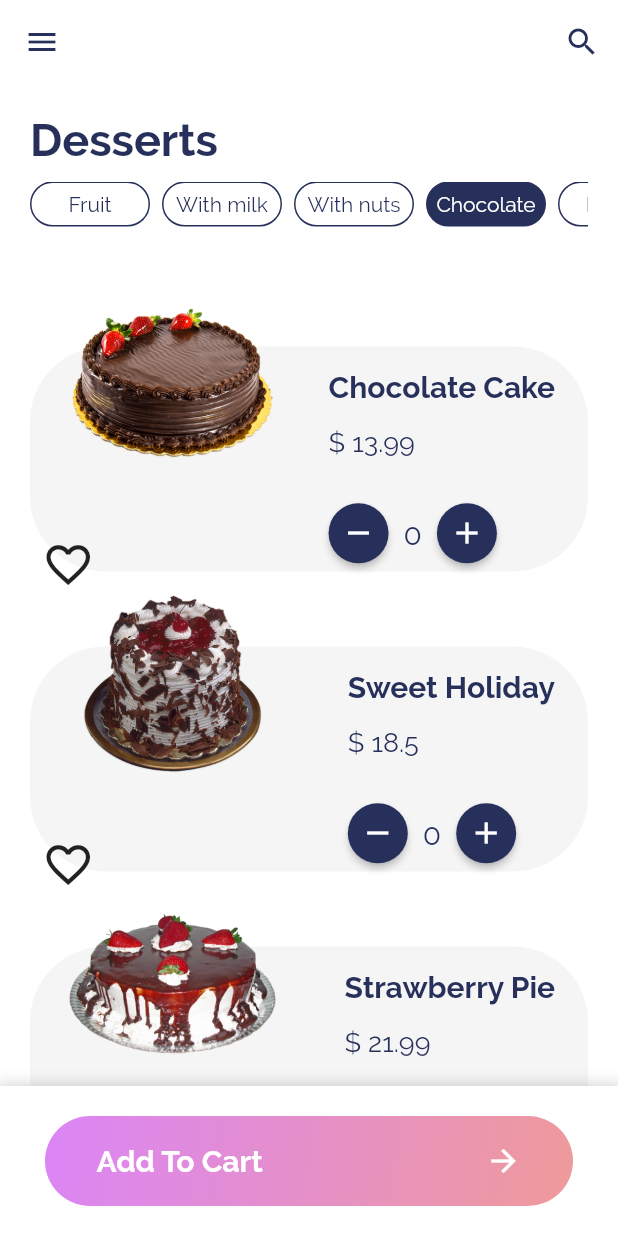
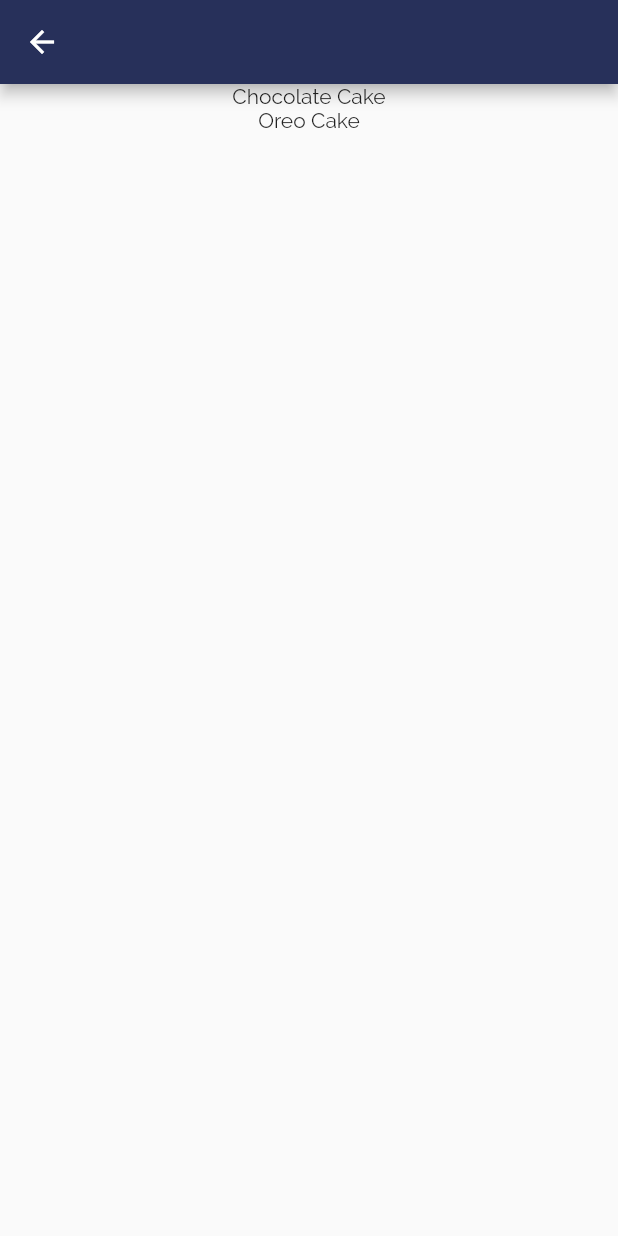
Before and after one commit to AlaaElsweedy/DessertsApp, a Flutter app: the screen it shows after launch, after a tap on "Chocolate", on a phone screen of 412 x 824 dp. Run offline on Flutter 3.47's test engine with Material 2 defaults, Android fonts, the phone set to English and light mode, and no system bars.

Commit message:
practice on sorting by category next will be the cart

```diff
--- a/lib/main.dart
+++ b/lib/main.dart
@@ -1,6 +1,8 @@
+import 'package:desserts_app/providers/categories_provider.dart';
 import 'package:desserts_app/providers/product_provider.dart';
 import 'package:desserts_app/screens/detail_screen.dart';
 import 'package:desserts_app/screens/home_screen.dart';
+import 'package:desserts_app/widgets/category_detail.dart';
 import 'package:flutter/material.dart';
 import 'package:provider/provider.dart';
 
@@ -16,6 +18,9 @@ class MyApp extends StatelessWidget {
         ChangeNotifierProvider.value(
           value: ListProduct(),
         ),
+        ChangeNotifierProvider.value(
+          value: CategoryList(),
+        ),
       ],
       child: MaterialApp(
         debugShowCheckedModeBanner: false,
@@ -23,6 +28,7 @@ class MyApp extends StatelessWidget {
         home: HomePage(),
         routes: {
           DetailScreen.routeName: (context) => DetailScreen(),
+          CategoryDetail.routeName: (context) => CategoryDetail(),
         },
       ),
     );
--- a/lib/providers/categories_provider.dart
+++ b/lib/providers/categories_provider.dart
@@ -17,4 +17,8 @@ class CategoryList with ChangeNotifier {
   ];
 
   List<Categories> get categories => _categories;
+
+  Categories findById(String id) {
+    return _categories.firstWhere((element) => element.id == id);
+  }
 }
--- a/lib/providers/product_provider.dart
+++ b/lib/providers/product_provider.dart
@@ -2,6 +2,7 @@ import 'package:flutter/foundation.dart';
 
 class Product with ChangeNotifier {
   final String id;
+  final List<String> categoryIds;
   final String title;
   final String ingredients;
   final String image;
@@ -11,6 +12,7 @@ class Product with ChangeNotifier {
 
   Product({
     @required this.id,
+    this.categoryIds,
     @required this.title,
     @required this.ingredients,
     @required this.image,
@@ -43,6 +45,11 @@ class ListProduct with ChangeNotifier {
   final List<Product> _products = [
     Product(
       id: 'p1',
+      categoryIds: [
+        'chocolate',
+        'fruit',
+        'with milk',
+      ],
       title: 'Chocolate Cake',
       ingredients:
           'Flour, Sugar, Eggs, Butter or Oil or Margarine, A liquid and a leavening agent such as baking soda or baking powder. Common additional ingredients and flavourings include dried, candied or fresh fruit, nuts, cocoa and extracts such as vanilla with numerous substitutions for the primary ingredients',
@@ -51,6 +58,11 @@ class ListProduct with ChangeNotifier {
     ),
     Product(
       id: 'p2',
+      categoryIds: [
+        'fruit',
+        'with milk',
+        'with nuts',
+      ],
       title: 'Sweet Holiday',
       ingredients:
           'Flour, Sugar, Eggs, Butter or Oil or Margarine, A liquid and a leavening agent such as baking soda or baking powder. Common additional ingredients and flavourings include dried, candied or fresh fruit, nuts, cocoa and extracts such as vanilla with numerous substitutions for the primary ingredients',
@@ -59,6 +71,10 @@ class ListProduct with ChangeNotifier {
     ),
     Product(
       id: 'p3',
+      categoryIds: [
+        'fruit',
+        'with milk',
+      ],
       title: 'Strawberry Pie',
       ingredients:
           'Flour, Sugar, Eggs, Butter or Oil or Margarine, A liquid and a leavening agent such as baking soda or baking powder. Common additional ingredients and flavourings include dried, candied or fresh fruit, nuts, cocoa and extracts such as vanilla with numerous substitutions for the primary ingredients',
@@ -67,6 +83,12 @@ class ListProduct with ChangeNotifier {
     ),
     Product(
       id: 'p4',
+      categoryIds: [
+        'with milk',
+        'with nuts',
+        'chocolate',
+        'biscuit',
+      ],
       title: 'Oreo Cake',
       ingredients:
           'Flour, Sugar, Eggs, Butter or Oil or Margarine, A liquid and a leavening agent such as baking soda or baking powder. Common additional ingredients and flavourings include dried, candied or fresh fruit, nuts, cocoa and extracts such as vanilla with numerous substitutions for the primary ingredients',
--- /dev/null
+++ b/lib/widgets/category_detail.dart
@@ -0,0 +1,32 @@
+import 'package:desserts_app/data.dart';
+import 'package:desserts_app/providers/categories_provider.dart';
+import 'package:desserts_app/providers/product_provider.dart';
+import 'package:flutter/material.dart';
+import 'package:provider/provider.dart';
+
+class CategoryDetail extends StatelessWidget {
+  static final String routeName = '/category-detail';
+
+  @override
+  Widget build(BuildContext context) {
+    final routeId = ModalRoute.of(context).settings.arguments as String;
+    final category = Provider.of<CategoryList>(context).findById(routeId);
+    final product = ListProduct()
+        .products
+        .where((product) => product.categoryIds.contains(category.id))
+        .toList();
+    return Scaffold(
+      appBar: AppBar(
+        backgroundColor: primaryColor,
+      ),
+      body: ListView.builder(
+        itemCount: product.length,
+        itemBuilder: (context, index) {
+          return Center(
+            child: Text(product[index].title.toString()),
+          );
+        },
+      ),
+    );
+  }
+}
--- a/lib/widgets/home_header_widget.dart
+++ b/lib/widgets/home_header_widget.dart
@@ -1,5 +1,6 @@
 import 'package:desserts_app/data.dart';
 import 'package:desserts_app/providers/categories_provider.dart';
+import 'package:desserts_app/widgets/category_detail.dart';
 import 'package:flutter/material.dart';
 import 'package:provider/provider.dart';
 
@@ -10,6 +11,7 @@ class HomeHeaderWidget extends StatefulWidget {
 
 class _HomeHeaderWidgetState extends State<HomeHeaderWidget> {
   int currentIndex = 0;
+
   @override
   Widget build(BuildContext context) {
     final categories = Provider.of<CategoryList>(context).categories;
@@ -35,6 +37,7 @@ class _HomeHeaderWidgetState extends State<HomeHeaderWidget> {
             itemBuilder: (context, index) => buildCategory(
               index,
               categories[index].title,
+              categories[index].id,
             ),
           ),
         ),
@@ -42,12 +45,16 @@ class _HomeHeaderWidgetState extends State<HomeHeaderWidget> {
     );
   }
 
-  Widget buildCategory(int index, String title) {
+  Widget buildCategory(int index, String title, String id) {
     return GestureDetector(
       onTap: () {
         setState(() {
           currentIndex = index;
         });
+        Navigator.of(context).pushNamed(
+          CategoryDetail.routeName,
+          arguments: id,
+        );
       },
       child: Container(
         margin: const EdgeInsets.only(right: 8),
--- a/lib/widgets/product_widget.dart
+++ b/lib/widgets/product_widget.dart
@@ -33,9 +33,12 @@ class ProductWidget extends StatelessWidget {
                       DetailScreen.routeName,
                       arguments: item.id,
                     ),
-                    child: Image.asset(
-                      item.image,
-                      fit: BoxFit.contain,
+                    child: Hero(
+                      tag: item.title,
+                      child: Image.asset(
+                        item.image,
+                        fit: BoxFit.contain,
+                      ),
                     ),
                   ),
                 ),
```
